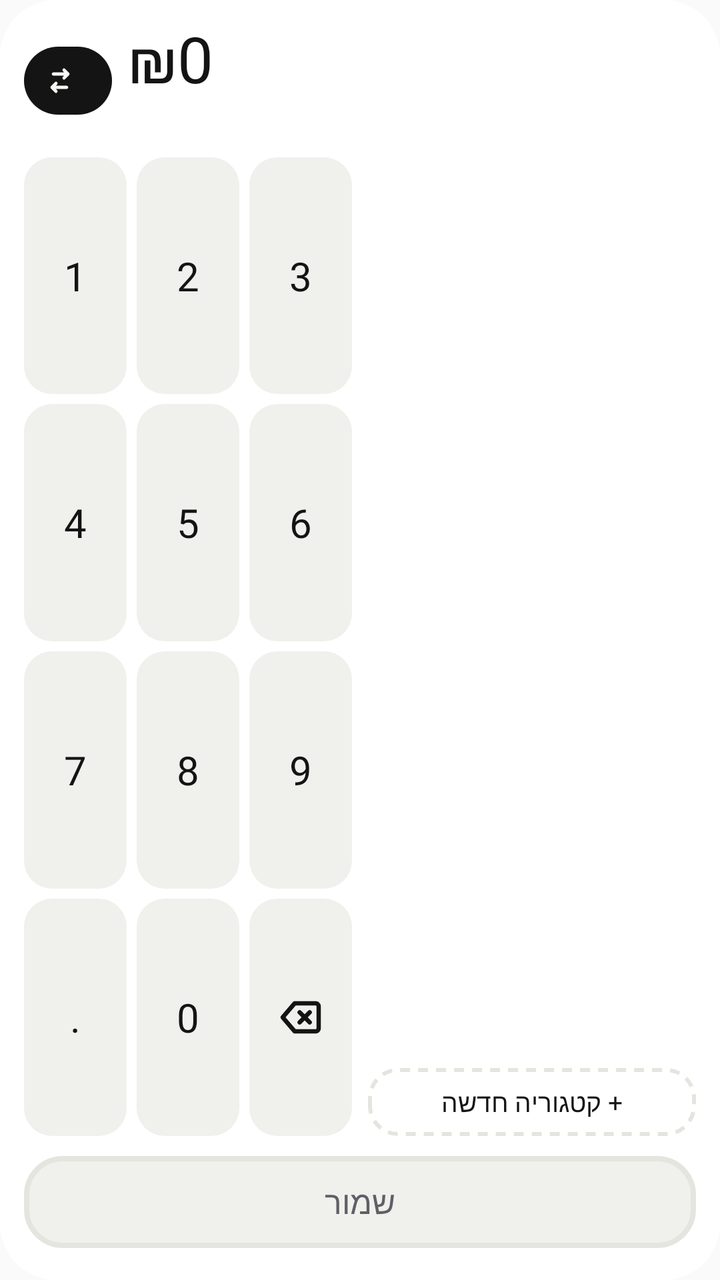
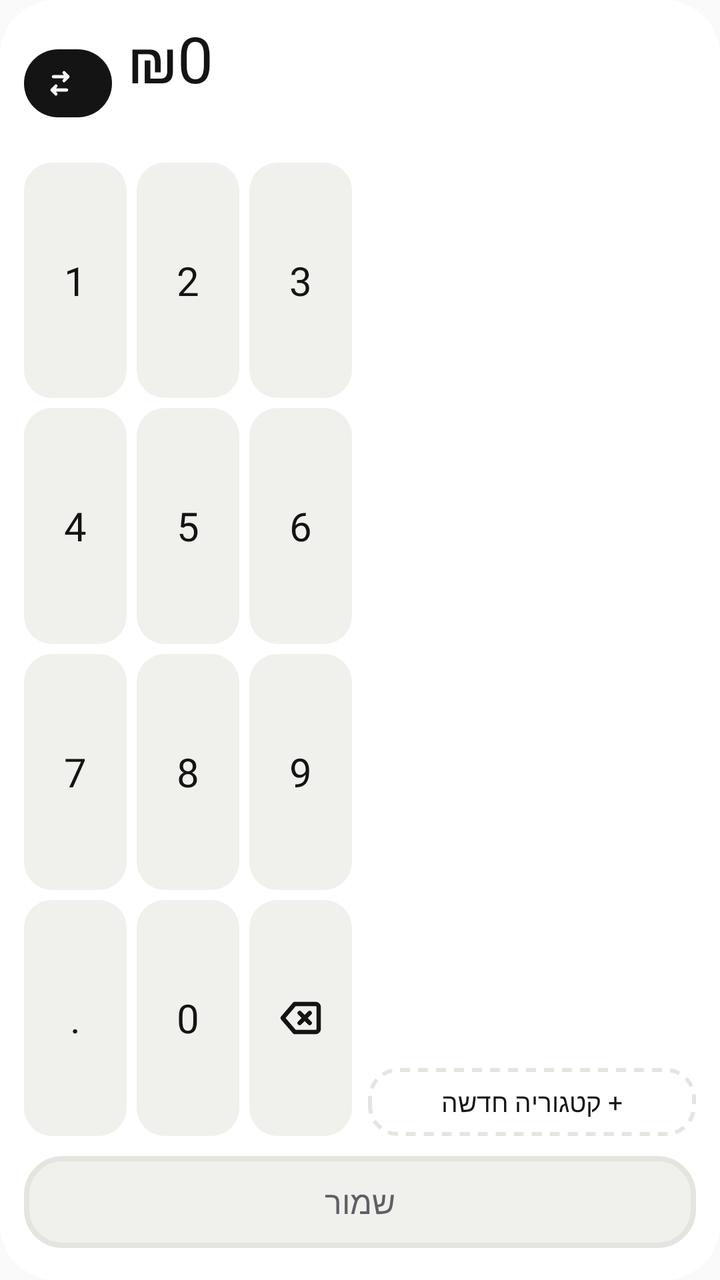

Screens rendered from an Android XML layout before and after an edit, with the pre-edit source and the edit as a unified diff.
<!-- AndroidManifest.xml: application theme AppTheme -->
<!-- res/layout/widget_quick_add.xml -->
<?xml version="1.0" encoding="utf-8"?>
<LinearLayout xmlns:android="http://schemas.android.com/apk/res/android"
    android:id="@+id/root"
    android:layoutDirection="rtl"
    android:layout_width="match_parent"
    android:layout_height="match_parent"
    android:background="@drawable/widget_bg"
    android:orientation="vertical"
    android:padding="12dp">

    
    <LinearLayout
        android:layout_width="match_parent"
        android:layout_height="wrap_content"
        android:gravity="center_vertical"
        android:orientation="horizontal"
        android:paddingStart="4dp">

        <LinearLayout
            android:layout_width="0dp"
            android:layout_height="wrap_content"
            android:layout_weight="1"
            android:orientation="vertical">

            <TextView
                android:id="@+id/amount"
                android:layout_width="match_parent"
                android:layout_height="wrap_content"
                android:ellipsize="end"
                android:fontFamily="@font/rubik_extrabold"
                android:gravity="start"
                android:includeFontPadding="false"
                android:maxLines="1"
                android:text="₪0"
                android:textColor="@color/w_ink"
                android:textDirection="ltr"
                android:textSize="32sp" />

            <TextView
                android:id="@+id/status"
                android:layout_width="match_parent"
                android:layout_height="wrap_content"
                android:layout_marginTop="2dp"
                android:ellipsize="end"
                android:fontFamily="@font/rubik_semibold"
                android:maxLines="1"
                android:textColor="@color/w_ink_dim"
                android:textSize="12.5sp" />
        </LinearLayout>

        <LinearLayout
            android:id="@+id/space"
            android:layout_width="wrap_content"
            android:layout_height="34dp"
            android:layout_marginStart="8dp"
            android:background="@drawable/widget_pill_ink"
            android:gravity="center_vertical"
            android:orientation="horizontal"
            android:paddingStart="12dp"
            android:paddingEnd="10dp">

            <TextView
                android:id="@+id/space_name"
                android:layout_width="wrap_content"
                android:layout_height="wrap_content"
                android:ellipsize="end"
                android:fontFamily="@font/rubik_extrabold"
                android:maxLines="1"
                android:maxWidth="110dp"
                android:textColor="@color/w_on_ink"
                android:textSize="13sp" />

            <ImageView
                android:id="@+id/space_swap"
                android:layout_width="16dp"
                android:layout_height="16dp"
                android:layout_marginStart="6dp"
                android:contentDescription="החלף מרחב"
                android:src="@drawable/ic_w_swap" />
        </LinearLayout>
    </LinearLayout>

    
    <LinearLayout
        android:layout_width="match_parent"
        android:layout_height="0dp"
        android:layout_marginTop="10dp"
        android:layout_weight="1"
        android:orientation="horizontal">

        <LinearLayout
            android:layout_width="0dp"
            android:layout_height="match_parent"
            android:layout_marginEnd="8dp"
            android:layout_weight="1"
            android:orientation="vertical">

            <ListView
                android:id="@+id/categories"
                android:layout_width="match_parent"
                android:layout_height="0dp"
                android:layout_weight="1"
                android:divider="@null"
                android:dividerHeight="0dp"
                android:listSelector="@android:color/transparent"
                android:scrollbars="none" />

            <TextView
                android:id="@+id/new_category"
                android:layout_width="match_parent"
                android:layout_height="34dp"
                android:layout_marginTop="4dp"
                android:background="@drawable/widget_dashed"
                android:fontFamily="@font/rubik_extrabold"
                android:gravity="center"
                android:text="+ קטגוריה חדשה"
                android:textColor="@color/w_ink"
                android:textSize="13sp" />
        </LinearLayout>

        <LinearLayout
            android:layout_width="0dp"
            android:layout_height="match_parent"
            android:layout_weight="1"
            android:layoutDirection="ltr"
            android:orientation="vertical">
            <LinearLayout
                android:layout_width="match_parent"
                android:layout_height="0dp"
                android:layout_weight="1"
                android:orientation="horizontal">
                <TextView
                    android:id="@+id/key_1"
                    android:layout_width="0dp"
                    android:layout_height="match_parent"
                    android:layout_weight="1"
                    android:layout_marginEnd="5dp"
                    android:background="@drawable/widget_key"
                    android:fontFamily="@font/rubik_extrabold"
                    android:gravity="center"
                    android:text="1"
                    android:textColor="@color/w_ink"
                    android:textSize="20sp" />
                <TextView
                    android:id="@+id/key_2"
                    android:layout_width="0dp"
                    android:layout_height="match_parent"
                    android:layout_weight="1"
                    android:layout_marginEnd="5dp"
                    android:background="@drawable/widget_key"
                    android:fontFamily="@font/rubik_extrabold"
                    android:gravity="center"
                    android:text="2"
                    android:textColor="@color/w_ink"
                    android:textSize="20sp" />
                <TextView
                    android:id="@+id/key_3"
                    android:layout_width="0dp"
                    android:layout_height="match_parent"
                    android:layout_weight="1"
                    android:background="@drawable/widget_key"
                    android:fontFamily="@font/rubik_extrabold"
                    android:gravity="center"
                    android:text="3"
                    android:textColor="@color/w_ink"
                    android:textSize="20sp" />
            </LinearLayout>
            <LinearLayout
                android:layout_width="match_parent"
                android:layout_height="0dp"
                android:layout_weight="1"
                android:layout_marginTop="5dp"
                android:orientation="horizontal">
                <TextView
                    android:id="@+id/key_4"
                    android:layout_width="0dp"
                    android:layout_height="match_parent"
                    android:layout_weight="1"
                    android:layout_marginEnd="5dp"
                    android:background="@drawable/widget_key"
                    android:fontFamily="@font/rubik_extrabold"
                    android:gravity="center"
                    android:text="4"
                    android:textColor="@color/w_ink"
                    android:textSize="20sp" />
                <TextView
                    android:id="@+id/key_5"
                    android:layout_width="0dp"
                    android:layout_height="match_parent"
                    android:layout_weight="1"
                    android:layout_marginEnd="5dp"
                    android:background="@drawable/widget_key"
                    android:fontFamily="@font/rubik_extrabold"
                    android:gravity="center"
                    android:text="5"
                    android:textColor="@color/w_ink"
                    android:textSize="20sp" />
                <TextView
                    android:id="@+id/key_6"
                    android:layout_width="0dp"
                    android:layout_height="match_parent"
                    android:layout_weight="1"
                    android:background="@drawable/widget_key"
                    android:fontFamily="@font/rubik_extrabold"
                    android:gravity="center"
                    android:text="6"
                    android:textColor="@color/w_ink"
                    android:textSize="20sp" />
            </LinearLayout>
            <LinearLayout
                android:layout_width="match_parent"
                android:layout_height="0dp"
                android:layout_weight="1"
                android:layout_marginTop="5dp"
                android:orientation="horizontal">
                <TextView
                    android:id="@+id/key_7"
                    android:layout_width="0dp"
                    android:layout_height="match_parent"
                    android:layout_weight="1"
                    android:layout_marginEnd="5dp"
                    android:background="@drawable/widget_key"
                    android:fontFamily="@font/rubik_extrabold"
                    android:gravity="center"
                    android:text="7"
                    android:textColor="@color/w_ink"
                    android:textSize="20sp" />
                <TextView
                    android:id="@+id/key_8"
                    android:layout_width="0dp"
                    android:layout_height="match_parent"
                    android:layout_weight="1"
                    android:layout_marginEnd="5dp"
                    android:background="@drawable/widget_key"
                    android:fontFamily="@font/rubik_extrabold"
                    android:gravity="center"
                    android:text="8"
                    android:textColor="@color/w_ink"
                    android:textSize="20sp" />
                <TextView
                    android:id="@+id/key_9"
                    android:layout_width="0dp"
                    android:layout_height="match_parent"
                    android:layout_weight="1"
                    android:background="@drawable/widget_key"
                    android:fontFamily="@font/rubik_extrabold"
                    android:gravity="center"
                    android:text="9"
                    android:textColor="@color/w_ink"
                    android:textSize="20sp" />
            </LinearLayout>
            <LinearLayout
                android:layout_width="match_parent"
                android:layout_height="0dp"
                android:layout_weight="1"
                android:layout_marginTop="5dp"
                android:orientation="horizontal">
                <TextView
                    android:id="@+id/key_dot"
                    android:layout_width="0dp"
                    android:layout_height="match_parent"
                    android:layout_weight="1"
                    android:layout_marginEnd="5dp"
                    android:background="@drawable/widget_key"
                    android:fontFamily="@font/rubik_extrabold"
                    android:gravity="center"
                    android:text="."
                    android:textColor="@color/w_ink"
                    android:textSize="20sp" />
                <TextView
                    android:id="@+id/key_0"
                    android:layout_width="0dp"
                    android:layout_height="match_parent"
                    android:layout_weight="1"
                    android:layout_marginEnd="5dp"
                    android:background="@drawable/widget_key"
                    android:fontFamily="@font/rubik_extrabold"
                    android:gravity="center"
                    android:text="0"
                    android:textColor="@color/w_ink"
                    android:textSize="20sp" />
                <ImageView
                    android:id="@+id/key_del"
                    android:layout_width="0dp"
                    android:layout_height="match_parent"
                    android:layout_weight="1"
                    android:background="@drawable/widget_key"
                    android:contentDescription="מחק"
                    android:scaleType="center"
                    android:src="@drawable/ic_w_backspace" />
            </LinearLayout>
        </LinearLayout>
    </LinearLayout>

    <TextView
        android:id="@+id/save"
        android:layout_width="match_parent"
        android:layout_height="50dp"
        android:layout_marginTop="10dp"
        android:background="@drawable/widget_btn_disabled"
        android:fontFamily="@font/rubik_extrabold"
        android:gravity="center"
        android:paddingBottom="4dp"
        android:text="שמור"
        android:textColor="@color/w_ink_dim"
        android:textSize="16sp" />
</LinearLayout>
<!-- resources referenced by this layout -->
<resources>
  <color name="w_ink">#141414</color>
  <color name="w_ink_dim">#5F5F66</color>
  <color name="w_on_ink">#F6F6F3</color>
  <!-- drawable ic_w_backspace (drawable) -->
  <?xml version="1.0" encoding="utf-8"?>
  <vector xmlns:android="http://schemas.android.com/apk/res/android"
      android:width="24dp"
      android:height="24dp"
      android:viewportWidth="24"
      android:viewportHeight="24">
      <path
          android:pathData="M9 5h10.5a1.5 1.5 0 0 1 1.5 1.5v11a1.5 1.5 0 0 1-1.5 1.5H9l-6-7Z"
          android:strokeColor="@color/w_ink"
          android:strokeWidth="2.2"
          android:strokeLineJoin="round" />
      <path
          android:pathData="m11.5 9.5 5 5m0-5-5 5"
          android:strokeColor="@color/w_ink"
          android:strokeWidth="2.2"
          android:strokeLineCap="round" />
  </vector>
  <!-- drawable ic_w_swap (drawable) -->
  <?xml version="1.0" encoding="utf-8"?>
  <vector xmlns:android="http://schemas.android.com/apk/res/android"
      android:width="24dp"
      android:height="24dp"
      android:viewportWidth="24"
      android:viewportHeight="24">
      <path
          android:pathData="M7 7h11m0 0-3-3m3 3-3 3M17 17H6m0 0 3-3m-3 3 3 3"
          android:strokeColor="@color/w_on_ink"
          android:strokeWidth="2.4"
          android:strokeLineCap="round"
          android:strokeLineJoin="round" />
  </vector>
  <!-- drawable widget_bg (drawable) -->
  <?xml version="1.0" encoding="utf-8"?>
  <shape xmlns:android="http://schemas.android.com/apk/res/android" android:shape="rectangle">
      <solid android:color="@color/w_surface" />
      <corners android:radius="28dp" />
  </shape>
  <!-- drawable widget_btn_disabled (drawable) -->
  <?xml version="1.0" encoding="utf-8"?>
  <layer-list xmlns:android="http://schemas.android.com/apk/res/android">
      <item android:bottom="4dp">
          <shape android:shape="rectangle">
              <solid android:color="@color/w_surface_2" />
              <stroke android:width="2.5dp" android:color="@color/w_surface_3" />
              <corners android:radius="18dp" />
          </shape>
      </item>
  </layer-list>
  <!-- drawable widget_key (drawable) -->
  <?xml version="1.0" encoding="utf-8"?>
  <selector xmlns:android="http://schemas.android.com/apk/res/android">
      <item android:state_pressed="true">
          <shape android:shape="rectangle">
              <solid android:color="@color/w_surface_3" />
              <corners android:radius="14dp" />
          </shape>
      </item>
      <item>
          <shape android:shape="rectangle">
              <solid android:color="@color/w_surface_2" />
              <corners android:radius="14dp" />
          </shape>
      </item>
  </selector>
  <!-- drawable widget_pill_ink (drawable) -->
  <?xml version="1.0" encoding="utf-8"?>
  <shape xmlns:android="http://schemas.android.com/apk/res/android" android:shape="rectangle">
      <solid android:color="@color/w_ink" />
      <corners android:radius="999dp" />
  </shape>
  <style name="AppTheme" parent="Theme.AppCompat.Light.DarkActionBar">
          
          <item name="colorPrimary">@color/colorPrimary</item>
          <item name="colorPrimaryDark">@color/colorPrimaryDark</item>
          <item name="colorAccent">@color/colorAccent</item>
      </style>
  <color name="w_surface">#FFFFFF</color>
  <color name="w_surface_2">#F0F0EC</color>
  <color name="w_surface_3">#E5E5E0</color>
  <!-- unchanged entries left out for length: 1 -->
</resources>

<!-- the commit's change to res/layout/widget_quick_add.xml (unified diff, before → after) -->
@@ -25,7 +25,7 @@
             <TextView
                 android:id="@+id/amount"
                 android:layout_width="match_parent"
-                android:layout_height="wrap_content"
+                android:layout_height="40dp"
                 android:ellipsize="end"
                 android:fontFamily="@font/rubik_extrabold"
                 android:gravity="start"
@@ -34,6 +34,9 @@
                 android:text="₪0"
                 android:textColor="@color/w_ink"
                 android:textDirection="ltr"
+                android:autoSizeMaxTextSize="32sp"
+                android:autoSizeMinTextSize="16sp"
+                android:autoSizeTextType="uniform"
                 android:textSize="32sp" />
 
             <TextView
